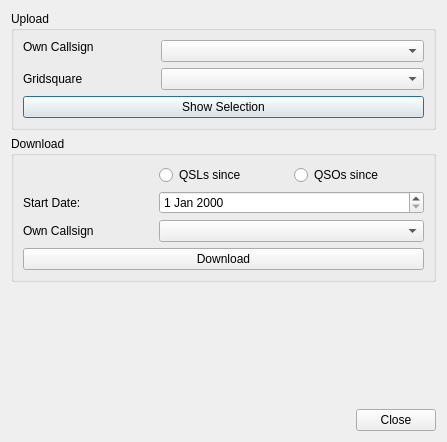
This is ui/LotwDialog.ui in k5mcd/QLog as Qt 5 draws it before an edit. The edited form follows.
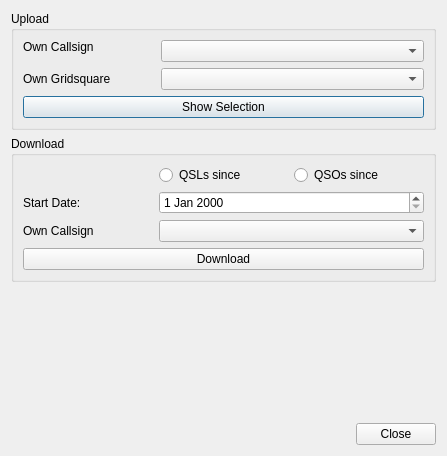
This is the edited form.

What changed in the file:
```diff
--- a/ui/LotwDialog.ui
+++ b/ui/LotwDialog.ui
@@ -7,7 +7,7 @@
     <x>0</x>
     <y>0</y>
     <width>447</width>
-    <height>442</height>
+    <height>456</height>
    </rect>
   </property>
   <property name="windowTitle">
@@ -30,7 +30,7 @@
       <item row="2" column="0">
        <widget class="QLabel" name="myGridLabel">
         <property name="text">
-         <string>Gridsquare</string>
+         <string>Own Gridsquare</string>
         </property>
        </widget>
       </item>
```
